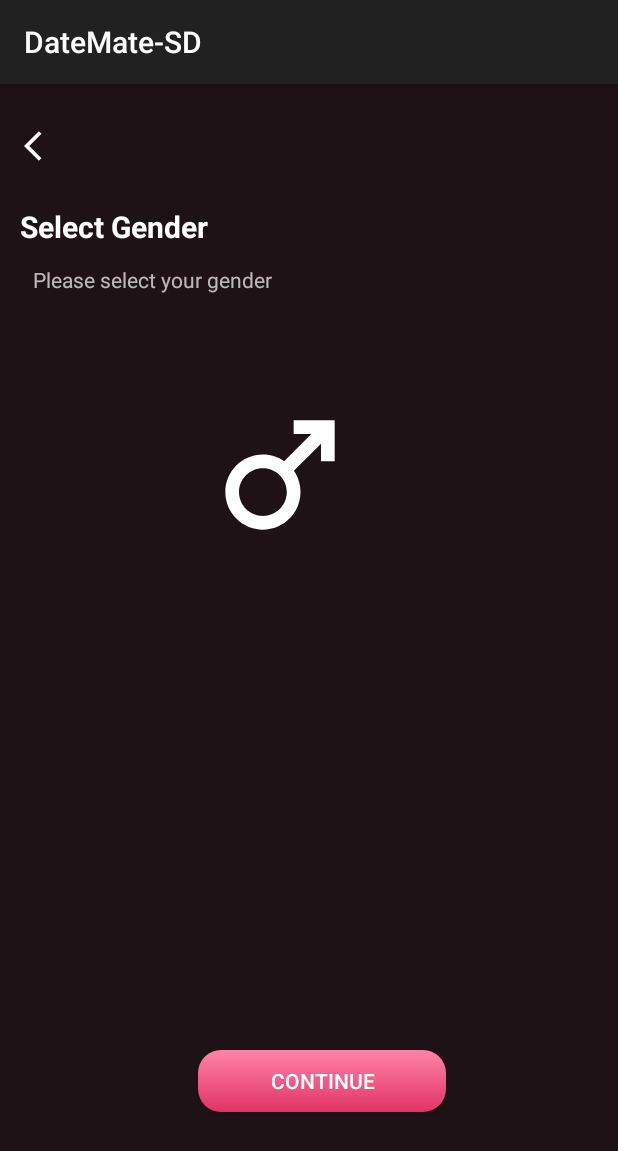
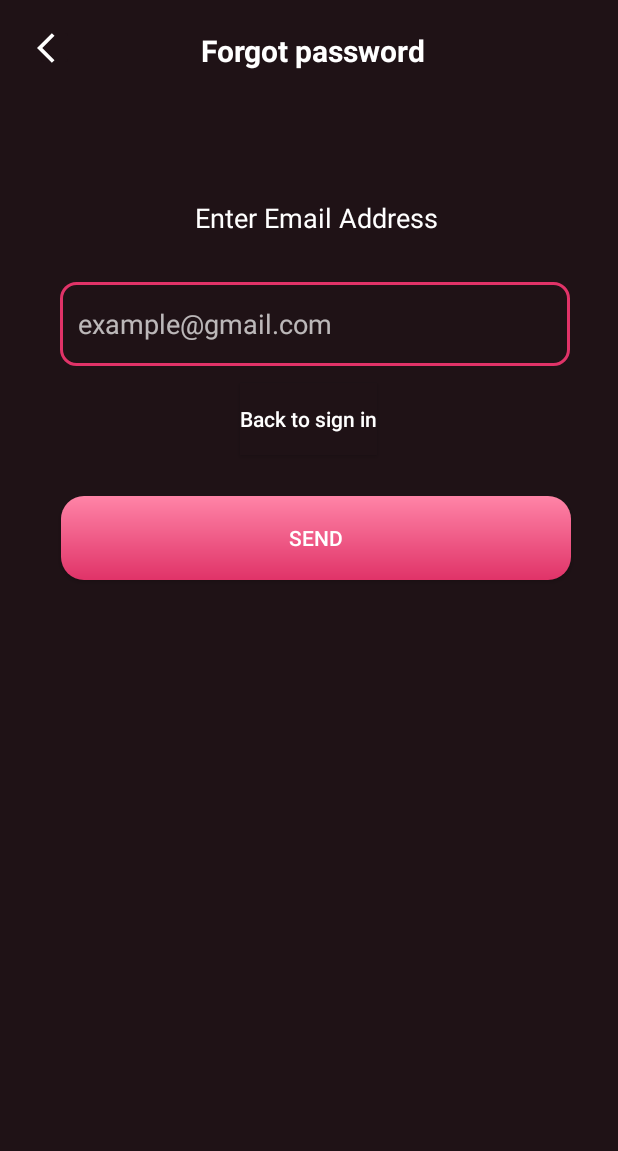
Before and after one commit to Roshan10k/DateMate-SD, an Android app: the screen it shows after launch (GenderActivity before the commit, ForgetActivity after it), on a phone screen of 412 x 824 dp. Shown: the top 1151 px of the screen. Run offline under Robolectric (Android 15) with nearby library versions, the phone set to English and light mode, and no system bars.

Commit message:
changing in login activity and new forget activity

```diff
--- a/app/src/main/AndroidManifest.xml
+++ b/app/src/main/AndroidManifest.xml
@@ -10,8 +10,17 @@
         android:label="@string/app_name"
         android:roundIcon="@mipmap/ic_launcher_round"
         android:supportsRtl="true"
-        android:theme="@style/Theme.AppCompat"
+        android:theme="@style/Theme.AppCompat.NoActionBar"
         tools:targetApi="31">
+        <activity
+            android:name=".ui.activity.ForgetActivity"
+            android:exported="true">
+            <intent-filter>
+                <action android:name="android.intent.action.MAIN" />
+
+                <category android:name="android.intent.category.LAUNCHER" />
+            </intent-filter>
+        </activity>
         <activity
             android:name=".ui.activity.LoginActivity"
             android:exported="true">
--- /dev/null
+++ b/app/src/main/java/com/example/datemate_sd/ui/activity/ForgetActivity.kt
@@ -0,0 +1,21 @@
+package com.example.datemate_sd.ui.activity
+
+import android.os.Bundle
+import androidx.activity.enableEdgeToEdge
+import androidx.appcompat.app.AppCompatActivity
+import androidx.core.view.ViewCompat
+import androidx.core.view.WindowInsetsCompat
+import com.example.datemate_sd.R
+
+class ForgetActivity : AppCompatActivity() {
+    override fun onCreate(savedInstanceState: Bundle?) {
+        super.onCreate(savedInstanceState)
+        enableEdgeToEdge()
+        setContentView(R.layout.activity_forget)
+        ViewCompat.setOnApplyWindowInsetsListener(findViewById(R.id.main)) { v, insets ->
+            val systemBars = insets.getInsets(WindowInsetsCompat.Type.systemBars())
+            v.setPadding(systemBars.left, systemBars.top, systemBars.right, systemBars.bottom)
+            insets
+        }
+    }
+}
--- /dev/null
+++ b/app/src/main/res/drawable/border_pink_btn.xml
@@ -0,0 +1,4 @@
+<?xml version="1.0" encoding="utf-8"?>
+<selector xmlns:android="http://schemas.android.com/apk/res/android">
+
+</selector>
--- /dev/null
+++ b/app/src/main/res/layout/activity_forget.xml
@@ -0,0 +1,96 @@
+<?xml version="1.0" encoding="utf-8"?>
+<androidx.constraintlayout.widget.ConstraintLayout xmlns:android="http://schemas.android.com/apk/res/android"
+    xmlns:app="http://schemas.android.com/apk/res-auto"
+    xmlns:tools="http://schemas.android.com/tools"
+    android:id="@+id/main"
+    android:layout_width="match_parent"
+    android:background="@color/background"
+    android:layout_height="match_parent"
+    tools:context=".ui.activity.ForgetActivity">
+
+    <TextView
+        android:id="@+id/textView5"
+        android:layout_width="wrap_content"
+        android:layout_height="wrap_content"
+        android:layout_marginTop="20dp"
+        android:layout_marginEnd="128dp"
+        android:text="Forgot password"
+        android:textColor="@color/white"
+        android:textSize="20dp"
+        android:textStyle="bold"
+        app:layout_constraintEnd_toEndOf="parent"
+        app:layout_constraintTop_toTopOf="parent" />
+
+    <ImageButton
+        android:id="@+id/imageButton"
+        android:layout_width="26dp"
+        android:layout_height="31dp"
+        android:layout_marginStart="16dp"
+        android:layout_marginTop="16dp"
+        android:layout_marginEnd="45dp"
+        android:backgroundTint="@color/background"
+        app:layout_constraintEnd_toStartOf="@+id/textView5"
+        app:layout_constraintHorizontal_bias="0.164"
+        app:layout_constraintStart_toStartOf="parent"
+        app:layout_constraintTop_toTopOf="parent"
+        app:srcCompat="@drawable/baseline_arrow_back_ios_24" />
+
+    <TextView
+        android:id="@+id/textView6"
+        android:layout_width="165dp"
+        android:layout_height="27dp"
+        android:layout_marginStart="130dp"
+        android:layout_marginTop="85dp"
+        android:layout_marginEnd="96dp"
+        android:text="Enter Email Address"
+        android:textColor="@color/white"
+        android:textSize="18dp"
+        app:layout_constraintEnd_toEndOf="parent"
+        app:layout_constraintHorizontal_bias="0.0"
+        app:layout_constraintStart_toStartOf="parent"
+        app:layout_constraintTop_toBottomOf="@+id/textView5" />
+
+    <EditText
+        android:id="@+id/editTextText"
+        android:layout_width="340dp"
+        android:layout_height="56dp"
+        android:layout_marginStart="40dp"
+        android:layout_marginTop="28dp"
+        android:layout_marginEnd="22dp"
+        android:background="@drawable/custum_input"
+        android:ems="10"
+        android:hint="example@gmail.com"
+        android:inputType="text"
+        android:paddingStart="12dp"
+        app:layout_constraintEnd_toEndOf="parent"
+        app:layout_constraintHorizontal_bias="0.0"
+        app:layout_constraintStart_toStartOf="parent"
+        app:layout_constraintTop_toBottomOf="@+id/textView6" />
+
+    <Button
+        android:id="@+id/button2"
+        android:layout_width="wrap_content"
+        android:layout_height="wrap_content"
+        android:layout_marginStart="159dp"
+        android:layout_marginTop="11dp"
+        android:layout_marginEnd="160dp"
+        android:background="@color/background"
+        android:text="Back to sign in"
+        android:textAllCaps="false"
+        app:layout_constraintEnd_toEndOf="parent"
+        app:layout_constraintStart_toStartOf="parent"
+        app:layout_constraintTop_toBottomOf="@+id/editTextText" />
+
+    <Button
+        android:id="@+id/button3"
+        android:layout_width="340dp"
+        android:layout_height="56dp"
+        android:layout_marginStart="40dp"
+        android:layout_marginTop="27dp"
+        android:layout_marginEnd="31dp"
+        android:background="@drawable/gradient"
+        android:text="Send"
+        app:layout_constraintEnd_toEndOf="parent"
+        app:layout_constraintStart_toStartOf="parent"
+        app:layout_constraintTop_toBottomOf="@+id/button2" />
+</androidx.constraintlayout.widget.ConstraintLayout>
--- a/app/src/main/res/layout/activity_login.xml
+++ b/app/src/main/res/layout/activity_login.xml
@@ -3,9 +3,9 @@
     xmlns:app="http://schemas.android.com/apk/res-auto"
     xmlns:tools="http://schemas.android.com/tools"
     android:id="@+id/main"
-    android:background="@color/background"
     android:layout_width="match_parent"
     android:layout_height="match_parent"
+    android:background="@color/background"
     tools:context=".ui.activity.LoginActivity">
 
     <ImageView
@@ -48,12 +48,12 @@
         android:drawableStart="@drawable/custom_email"
         android:drawablePadding="12dp"
         android:ems="10"
-        android:hint="Email/password"
+        android:hint="Email/Number"
         android:inputType="text"
         android:paddingStart="12dp"
         android:paddingEnd="12dp"
         app:layout_constraintEnd_toEndOf="parent"
-        app:layout_constraintHorizontal_bias="0.397"
+        app:layout_constraintHorizontal_bias="0.5"
         app:layout_constraintStart_toStartOf="parent"
         app:layout_constraintTop_toBottomOf="@+id/appName" />
 
@@ -73,21 +73,21 @@
         android:paddingStart="12dp"
         android:paddingEnd="12dp"
         app:layout_constraintEnd_toEndOf="parent"
-        app:layout_constraintHorizontal_bias="0.384"
+        app:layout_constraintHorizontal_bias="0.5"
         app:layout_constraintStart_toStartOf="parent"
         app:layout_constraintTop_toBottomOf="@+id/EmailView" />
 
     <Button
         android:id="@+id/loginButton"
-        android:layout_width="wrap_content"
-        android:layout_height="wrap_content"
+        android:layout_width="288dp"
+        android:layout_height="56dp"
         android:layout_marginStart="155dp"
-        android:layout_marginTop="52dp"
+        android:layout_marginTop="44dp"
         android:layout_marginEnd="168dp"
         android:background="@drawable/gradient"
         android:text="Login"
         app:layout_constraintEnd_toEndOf="parent"
-        app:layout_constraintHorizontal_bias="1.0"
+        app:layout_constraintHorizontal_bias="0.5"
         app:layout_constraintStart_toStartOf="parent"
         app:layout_constraintTop_toBottomOf="@+id/passwordView" />
 
@@ -99,8 +99,8 @@
         android:layout_marginTop="17dp"
         android:layout_marginEnd="69dp"
         android:backgroundTint="@color/background"
+        android:text="Don't have account? Sign Up Now"
         android:textAllCaps="false"
-        android:text="Don't have account? Sign Up Now"
         android:textSize="15dp"
         android:textStyle="bold"
         app:layout_constraintEnd_toEndOf="parent"
@@ -112,14 +112,15 @@
         android:layout_width="wrap_content"
         android:layout_height="wrap_content"
         android:layout_marginStart="124dp"
-        android:layout_marginTop="15dp"
+        android:layout_marginTop="8dp"
         android:layout_marginEnd="125dp"
         android:backgroundTint="@color/background"
+        android:text="Forget Password"
         android:textAllCaps="false"
-        android:text="Forget Password"
         android:textSize="15dp"
         android:textStyle="bold"
         app:layout_constraintEnd_toEndOf="parent"
+        app:layout_constraintHorizontal_bias="0.0"
         app:layout_constraintStart_toStartOf="parent"
         app:layout_constraintTop_toBottomOf="@+id/SignupBtn" />
 
```
